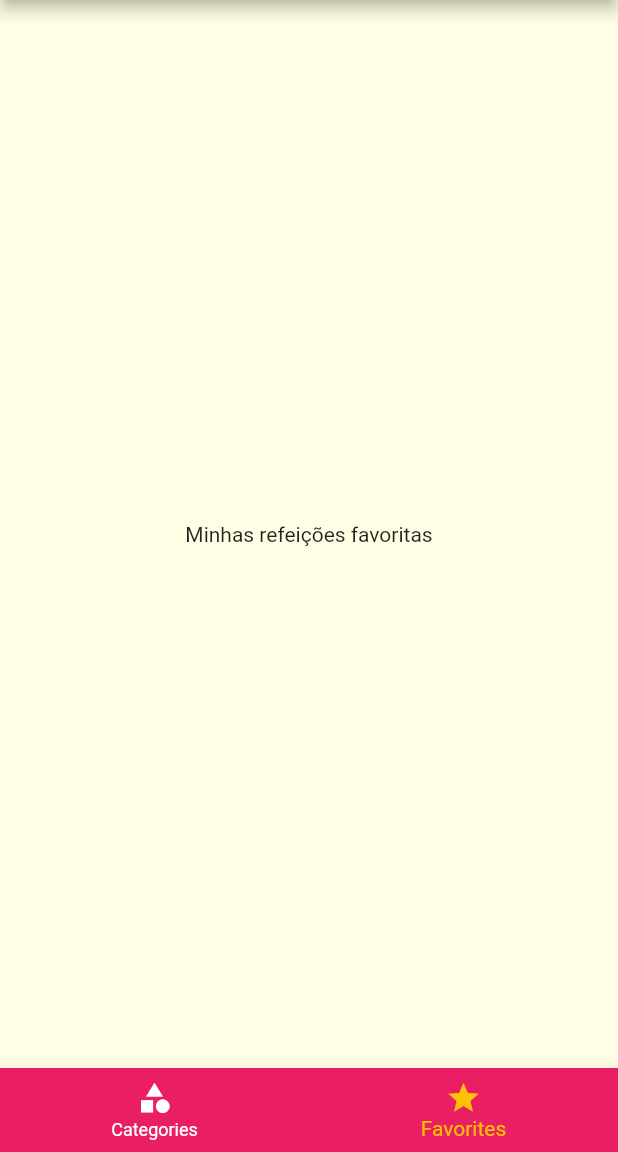
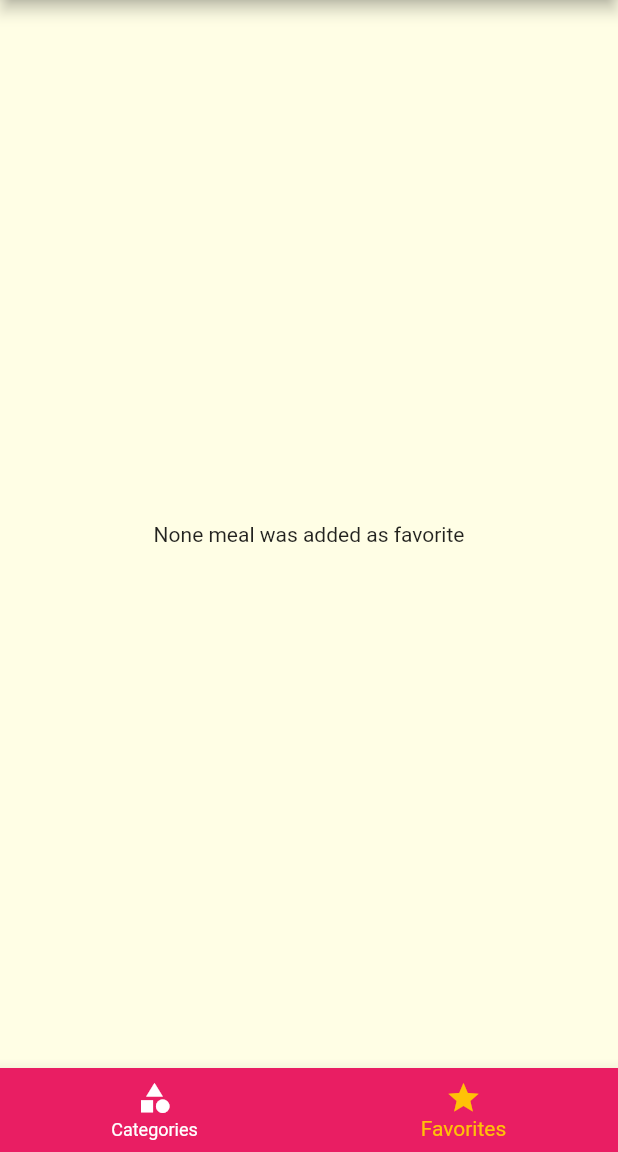
Before and after one commit to andre-pelisoli/restaurantApp, a Flutter app: the screen it shows after launch, item 2 of the bottom bar chosen, on a phone screen of 412 x 824 dp, the part 84-1236 px from its top. Run offline on Flutter 3.47's test engine with Material 2 defaults, Android fonts, the phone set to English and light mode, and no system bars.

Commit message:
Added favorite section

```diff
--- a/lib/main.dart
+++ b/lib/main.dart
@@ -19,6 +19,7 @@ class MyApp extends StatefulWidget {
 class _MyAppState extends State<MyApp> {
   Settings settings = Settings();
   List<Meal> _availableMeals = DUMMY_MEALS;
+  List<Meal> _favoriteMeal = [];
 
   void _applyFilterSettings(Settings settings) {
     setState(() {
@@ -38,6 +39,18 @@ class _MyAppState extends State<MyApp> {
     });
   }
 
+  void _toggleFavorite(Meal meal) {
+    setState(() {
+      _favoriteMeal.contains(meal)
+          ? _favoriteMeal.remove(meal)
+          : _favoriteMeal.add(meal);
+    });
+  }
+
+  bool _IsFavorite(Meal meal) {
+    return _favoriteMeal.contains(meal);
+  }
+
   @override
   Widget build(BuildContext context) {
     return MaterialApp(
@@ -51,9 +64,10 @@ class _MyAppState extends State<MyApp> {
               headline6:
                   TextStyle(fontSize: 20, fontFamily: 'RobotoCondensed'))),
       routes: {
-        AppRoutes.HOME: (ctx) => TabScreen(),
+        AppRoutes.HOME: (ctx) => TabScreen(_favoriteMeal),
         AppRoutes.MEALS: (ctx) => MealScreen(_availableMeals),
-        AppRoutes.MEAL_DETAILS: (ctx) => MealDetailScreen(),
+        AppRoutes.MEAL_DETAILS: (ctx) =>
+            MealDetailScreen(_toggleFavorite, _IsFavorite),
         AppRoutes.SETTINGS: (ctx) =>
             SettingsScreen(_applyFilterSettings, settings),
       },
--- a/lib/screens/favorite_screen.dart
+++ b/lib/screens/favorite_screen.dart
@@ -1,12 +1,29 @@
 import 'package:flutter/material.dart';
+import 'package:restaurantApp/components/meal_item.dart';
+import 'package:restaurantApp/models/meal.dart';
 
 class FavoriteScreen extends StatelessWidget {
+  final List<Meal> favoriteMeals;
+
+  const FavoriteScreen({this.favoriteMeals});
+
+  void onItemClicked(BuildContext context, Meal meal) {}
+
   @override
   Widget build(BuildContext context) {
-    return Container(
-      child: Center(
-        child: Text('Minhas refeições favoritas'),
-      ),
-    );
+    if (favoriteMeals.isEmpty) {
+      return Container(
+        child: Center(
+          child: Text('None meal was added as favorite'),
+        ),
+      );
+    } else {
+      return ListView.builder(
+        itemBuilder: (ctx, index) {
+          return MealItem(favoriteMeals[index], onItemClicked);
+        },
+        itemCount: favoriteMeals.length,
+      );
+    }
   }
 }
--- a/lib/screens/meal_detail_screen.dart
+++ b/lib/screens/meal_detail_screen.dart
@@ -2,6 +2,11 @@ import 'package:flutter/material.dart';
 import 'package:restaurantApp/models/meal.dart';
 
 class MealDetailScreen extends StatelessWidget {
+  final Function(Meal) onToggleFavorite;
+  final bool Function(Meal) isFavorite;
+
+  const MealDetailScreen(this.onToggleFavorite, this.isFavorite);
+
   Widget _createSectionTitle(BuildContext context, String title) {
     return Container(
       margin: EdgeInsets.symmetric(
@@ -84,6 +89,12 @@ class MealDetailScreen extends StatelessWidget {
           ],
         ),
       ),
+      floatingActionButton: FloatingActionButton(
+        child: Icon(isFavorite(meal) ? Icons.star : Icons.star_border),
+        onPressed: () {
+          onToggleFavorite(meal);
+        },
+      ),
     );
   }
 }
--- a/lib/screens/tabs_screen.dart
+++ b/lib/screens/tabs_screen.dart
@@ -1,19 +1,37 @@
 import 'package:flutter/material.dart';
 import 'package:restaurantApp/components/main_drawer.dart';
+import 'package:restaurantApp/models/meal.dart';
 import 'package:restaurantApp/screens/category_screen.dart';
 import 'package:restaurantApp/screens/favorite_screen.dart';
 
 class TabScreen extends StatefulWidget {
+  final List<Meal> favoriteMeal;
+
+  const TabScreen(this.favoriteMeal);
+
   @override
   _TabScreenState createState() => _TabScreenState();
 }
 
 class _TabScreenState extends State<TabScreen> {
   int _selectedTab = 0;
-  final List<Map<String, Object>> _screens = [
-    {'title': 'Categories List', 'screen': CategoryScreen()},
-    {'title': 'My Favorites', 'screen': FavoriteScreen()},
-  ];
+  List<Map<String, Object>> _screens;
+
+  @override
+  void initState() {
+    _screens = [
+      {
+        'title': 'Categories List',
+        'screen': CategoryScreen(),
+      },
+      {
+        'title': 'My Favorites',
+        'screen': FavoriteScreen(
+          favoriteMeals: widget.favoriteMeal,
+        )
+      },
+    ];
+  }
 
   _selectScren(int index) {
     setState(() {
```
Also changed, not shown: pubspec.lock.
